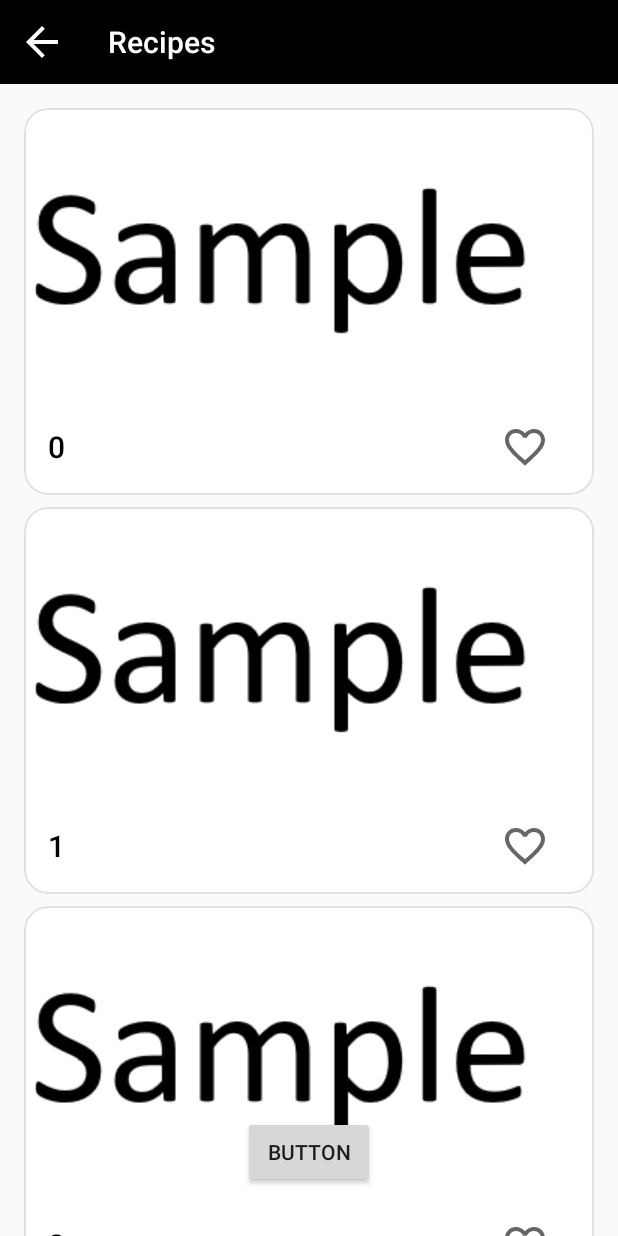
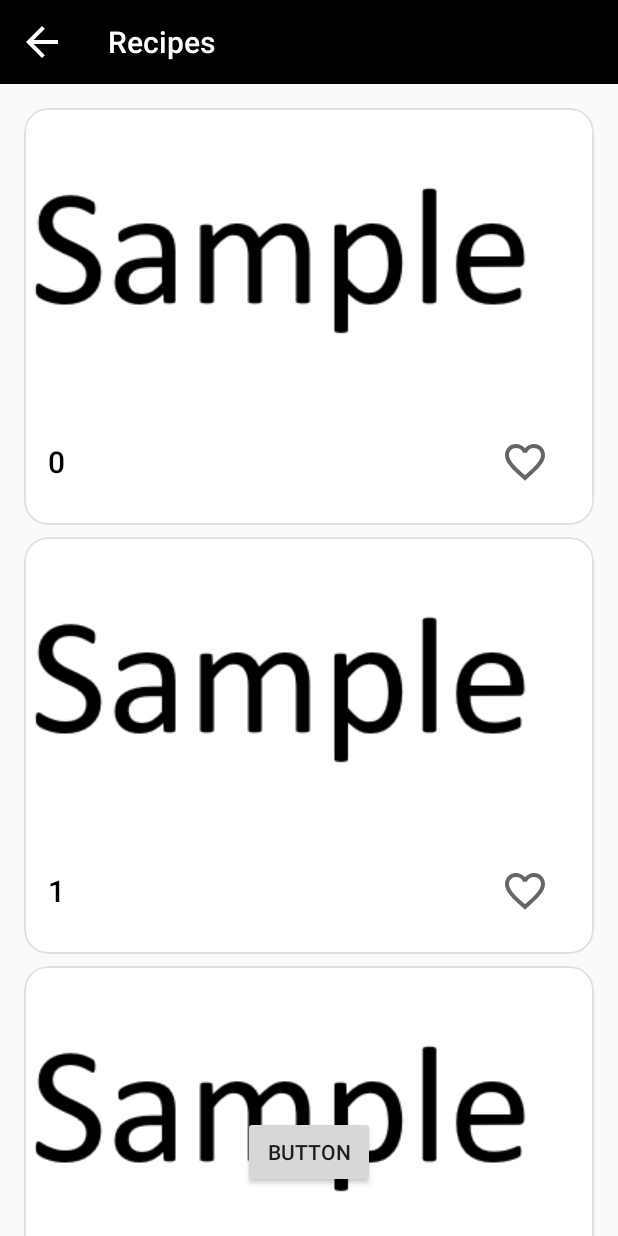
Before and after one commit to QQ3646/eat-calculator, an Android app: the screen it shows after launch (MainActivity), after a tap on "Recipes", on a phone screen of 412 x 824 dp. Run offline under Robolectric (Android 15) with nearby library versions, the phone set to English and light mode, and no system bars.

Commit message:
Third commit Minor changes

```diff
--- a/app/src/main/java/com/opdp/eatcalculator/CategoryFragment.java
+++ b/app/src/main/java/com/opdp/eatcalculator/CategoryFragment.java
@@ -2,11 +2,13 @@ package com.opdp.eatcalculator;
 
 import android.app.ActivityManager;
 import android.content.Intent;
+import android.graphics.Color;
 import android.graphics.drawable.Drawable;
 import android.os.Bundle;
 
 import androidx.annotation.NonNull;
 import androidx.annotation.Nullable;
+import androidx.core.content.ContextCompat;
 import androidx.fragment.app.Fragment;
 
 import android.view.LayoutInflater;
@@ -30,10 +32,12 @@ public class CategoryFragment extends Fragment {
 //    public static final String PRODUCTS = "PRODUCTS";
 //    public static final String FAVORITE = "FAVORITE";
 
-    public static final int CATEGORY_OF_PRODUCTS = 0;
+    public static final int CATEGORY_OF_TYPE_OF_PRODUCTS = 0;
     public static final int CATEGORY_OF_RECIPES = 1;
     public static final int FAVORITE = 2;
     public static final int HISTORY = 3;
+    public static final int CATEGORY_OF_PRODUCTS = 0;
+    public static final int CATEGORY_OF_POD_PRODUCTS = 0;
 
     // TODO: Rename parameter arguments, choose names that match
     // the fragment initialization parameters, e.g. ARG_ITEM_NUMBER
@@ -89,15 +93,25 @@ public class CategoryFragment extends Fragment {
             MaterialCardView anotherCard = (MaterialCardView) LayoutInflater.from(getContext()).inflate(R.layout.sample_blank_card, view.findViewById(R.id.cont), false);
             ((TextView) anotherCard.findViewById(R.id.card_text)).setText(Integer.toString(i));
             anotherCard.setOnClickListener(this::onClick);
-            anotherCard.findViewById(R.id.pic).setOnClickListener(new View.OnClickListener() {
-                @Override
-                public void onClick(View v) {
-                    ((ImageView) anotherCard.findViewById(R.id.pic)).setImageResource(R.drawable.ic_baseline_favorite_24);
-                }
-            });
+            if (mParam1 == CATEGORY_OF_RECIPES) {
+                ImageButton imageButton = new ImageButton(getContext());
+                imageButton.setImageResource(R.drawable.ic_baseline_favorite_border_24);
+                imageButton.setLayoutParams(new LinearLayout.LayoutParams(LinearLayout.LayoutParams.WRAP_CONTENT, LinearLayout.LayoutParams.WRAP_CONTENT, 1f));
+                imageButton.setBackgroundColor(ContextCompat.getColor(getContext(), android.R.color.transparent));
+                imageButton.setContentDescription("!favorite");
+                imageButton.setOnClickListener(v -> {
+                    if (imageButton.getContentDescription().equals("!favorite")) {
+                        imageButton.setContentDescription("favorite");
+                        imageButton.setImageResource(R.drawable.ic_baseline_favorite_24);
+                    } else {
+                        imageButton.setContentDescription("!favorite");
+                        imageButton.setImageResource(R.drawable.ic_baseline_favorite_border_24);
+                    }
+                });
+                ((LinearLayout) anotherCard.findViewById(R.id.favLayout)).addView(imageButton);
+            }
             ((LinearLayout) view.findViewById(R.id.cont)).addView(anotherCard);
         }
-
         super.onViewCreated(view, savedInstanceState);
     }
 
--- a/app/src/main/java/com/opdp/eatcalculator/MainActivity.java
+++ b/app/src/main/java/com/opdp/eatcalculator/MainActivity.java
@@ -1,13 +1,12 @@
 package com.opdp.eatcalculator;
+
+import android.os.Bundle;
+import android.view.View;
+import android.widget.TextSwitcher;
 
 import androidx.appcompat.app.AppCompatActivity;
 import androidx.appcompat.widget.Toolbar;
 import androidx.fragment.app.Fragment;
-import androidx.fragment.app.FragmentContainerView;
-
-import android.os.Bundle;
-import android.view.View;
-import android.widget.TextSwitcher;
 
 import java.util.Calendar;
 import java.util.Objects;
@@ -46,7 +45,7 @@ public class MainActivity extends AppCompatActivity {
         }
         title.setCurrentText(mainActivityText);
 
-        mainFragment = MainFragment.newInstance("", "");
+        mainFragment = MainFragment.newInstance();
 
         getSupportFragmentManager().beginTransaction().add(R.id.mainContainer,
                 mainFragment).commit();
@@ -66,8 +65,8 @@ public class MainActivity extends AppCompatActivity {
                 nameOfFragment = getString(R.string.recipe);
                 break;
             case (R.id.products_card):
-                typeOfCategory = CategoryFragment.CATEGORY_OF_PRODUCTS;
-                nameOfFragment = getString(R.string.products);
+                typeOfCategory = CategoryFragment.CATEGORY_OF_TYPE_OF_PRODUCTS;
+                nameOfFragment = getString(R.string.type_of_products);
                 break;
             case (R.id.favorite_card):
                 typeOfCategory = CategoryFragment.FAVORITE;
@@ -77,14 +76,6 @@ public class MainActivity extends AppCompatActivity {
     }
 
     private void changeFragment(Fragment fragment, String arg) {
-//        if (previousFragment != null && previousFragment.equals(mainFragment) && getSupportActionBar() != null) {
-//            getSupportActionBar().setDisplayHomeAsUpEnabled(false);
-//            previousFragment = null;
-//        }
-//        else if (getSupportActionBar() != null) {
-//            getSupportActionBar().setDisplayHomeAsUpEnabled(true);
-//            previousFragment = getSupportFragmentManager().findFragmentById(R.id.mainContainer);
-//        }
         Objects.requireNonNull(getSupportActionBar()).setDisplayHomeAsUpEnabled(true);
         getSupportFragmentManager().beginTransaction().addToBackStack(null).replace(R.id.mainContainer, fragment).commit();
         changeText(arg, true);
--- a/app/src/main/java/com/opdp/eatcalculator/MainFragment.java
+++ b/app/src/main/java/com/opdp/eatcalculator/MainFragment.java
@@ -17,33 +17,14 @@ import com.google.android.material.card.MaterialCardView;
  */
 public class MainFragment extends Fragment {
 
-    // TODO: Rename parameter arguments, choose names that match
-    // the fragment initialization parameters, e.g. ARG_ITEM_NUMBER
-    private static final String ARG_PARAM1 = "param1";
-    private static final String ARG_PARAM2 = "param2";
-
-    // TODO: Rename and change types of parameters
-    private String mParam1;
-    private String mParam2;
-
     public MainFragment() {
         // Required empty public constructor
     }
 
-    /**
-     * Use this factory method to create a new instance of
-     * this fragment using the provided parameters.
-     *
-     * @param param1 Parameter 1.
-     * @param param2 Parameter 2.
-     * @return A new instance of fragment main.
-     */
     // TODO: Rename and change types and number of parameters
-    public static MainFragment newInstance(String param1, String param2) {
+    public static MainFragment newInstance() {
         MainFragment fragment = new MainFragment();
         Bundle args = new Bundle();
-        args.putString(ARG_PARAM1, param1);
-        args.putString(ARG_PARAM2, param2);
         fragment.setArguments(args);
         return fragment;
     }
@@ -51,26 +32,11 @@ public class MainFragment extends Fragment {
     @Override
     public void onCreate(Bundle savedInstanceState) {
         super.onCreate(savedInstanceState);
-        if (getArguments() != null) {
-            mParam1 = getArguments().getString(ARG_PARAM1);
-            mParam2 = getArguments().getString(ARG_PARAM2);
-        }
-
     }
 
     @Override
     public View onCreateView(LayoutInflater inflater, ViewGroup container,
                              Bundle savedInstanceState) {
-        // Inflate the layout for this fragment
-//        View view = inflater.inflate(R.layout.fragment_main, container, false);
-//        MaterialCardView cardView = view.findViewById(R.id.products_card);
-//        cardView.setOnClickListener(this::onClickOnCard);
         return inflater.inflate(R.layout.fragment_main, container, false);
     }
-
-    //TODO: переписать через ViewModel
-    public void onClickOnCard(View view) {
-        System.out.println("1");
-        ((MainActivity)getActivity()).getClickFromFragment(view.getId());
-    }
 }
--- a/app/src/main/res/layout/fragment_main.xml
+++ b/app/src/main/res/layout/fragment_main.xml
@@ -126,7 +126,7 @@
                         <TextView
                             android:layout_width="wrap_content"
                             android:layout_height="wrap_content"
-                            android:text="@string/products"
+                            android:text="@string/type_of_products"
                             android:textAppearance="?attr/textAppearanceHeadline6"
                             android:textColor="#000000" />
                     </LinearLayout>
--- a/app/src/main/res/layout/sample_blank_card.xml
+++ b/app/src/main/res/layout/sample_blank_card.xml
@@ -29,6 +29,7 @@
             android:padding="16dp">
             <!-- Title, secondary and supporting text -->
             <LinearLayout
+                android:id="@+id/favLayout"
                 android:layout_width="match_parent"
                 android:layout_height="wrap_content">
 
@@ -42,13 +43,13 @@
                     android:textAppearance="?attr/textAppearanceHeadline6"
                     android:textColor="#000000" />
 
-                <ImageButton
-                    android:id="@+id/pic"
-                    android:layout_width="wrap_content"
-                    android:background="@android:color/transparent"
-                    android:layout_height="wrap_content"
-                    android:layout_weight="1"
-                    app:srcCompat="@drawable/ic_baseline_favorite_border_24" />
+<!--                <ImageButton-->
+<!--                    android:id="@+id/pic"-->
+<!--                    android:layout_width="wrap_content"-->
+<!--                    android:background="@android:color/transparent"-->
+<!--                    android:layout_height="wrap_content"-->
+<!--                    android:layout_weight="1"-->
+<!--                    app:srcCompat="@drawable/ic_baseline_favorite_border_24" />-->
 
             </LinearLayout>
         </LinearLayout>
--- a/app/src/main/res/values/strings.xml
+++ b/app/src/main/res/values/strings.xml
@@ -95,6 +95,6 @@
         "when a user tries to pick up one of cards.\n\n"
     </string>
     <string name="action_settings">Settings</string>
-    <string name="products">Products</string>
+    <string name="type_of_products">Type of products</string>
     <string name="favorite">Favorite</string>
 </resources>
```
Also changed, not shown: app/src/main/java/com/opdp/eatcalculator/RecipeActivity.java (+1 -8 lines), app/src/main/res/layout/activity_recipe.xml (+0 -9 lines), app/src/main/res/layout/products_list.xml (+45 -3 lines), 1 other file.
